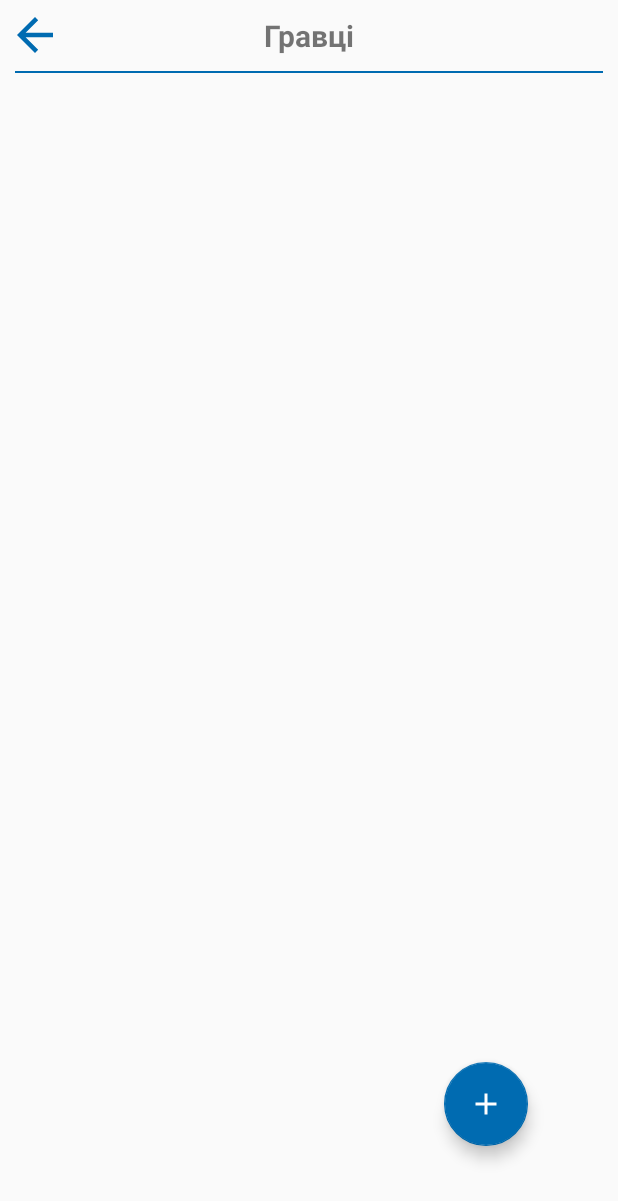
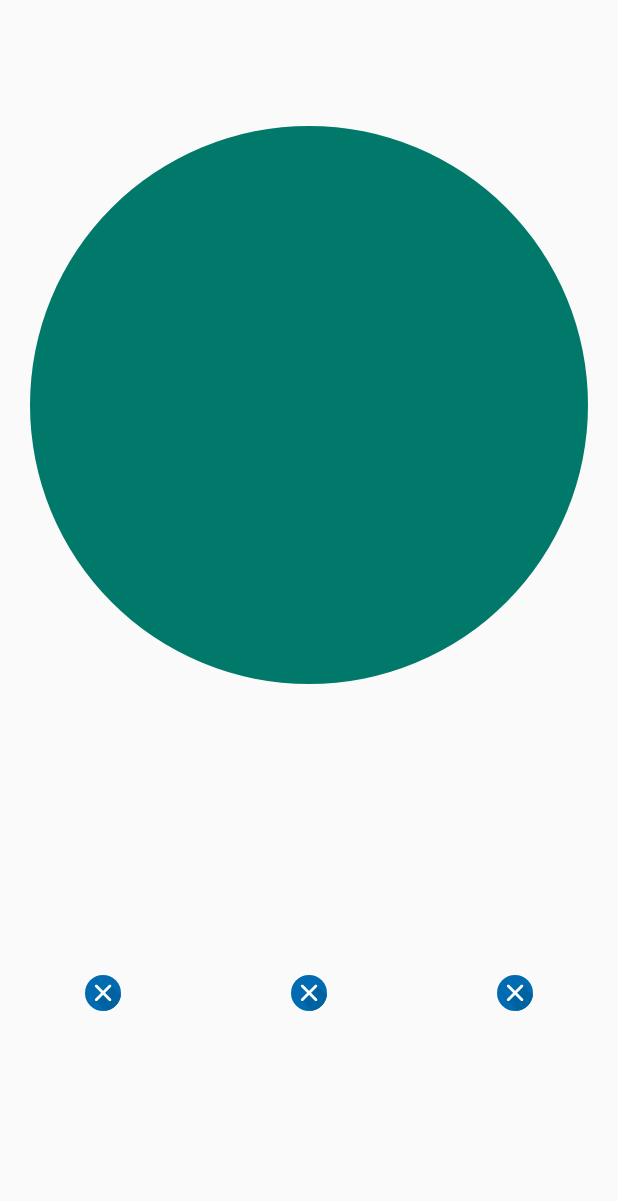
Before and after one commit to SashaCube/truethordare, an Android app: the screen it shows after launch (EditPlayersActivity before the commit, MainActivity after it), on a phone screen of 412 x 824 dp. Shown: the top 1201 px of the screen. Run offline under Robolectric (Android 15) with nearby library versions, the phone set to English and light mode, and no system bars.

Commit message:
add GameView | make PlayersManager singleton

```diff
--- a/app/src/main/AndroidManifest.xml
+++ b/app/src/main/AndroidManifest.xml
@@ -9,14 +9,16 @@
             android:roundIcon="@mipmap/ic_launcher_round"
             android:supportsRtl="true"
             android:theme="@style/AppTheme">
-        <activity android:name=".MainActivity">
+        <activity android:name=".MainActivity"
+                  android:screenOrientation="portrait">
             <intent-filter>
                 <action android:name="android.intent.action.MAIN"/>
 
                 <category android:name="android.intent.category.LAUNCHER"/>
             </intent-filter>
         </activity>
-        <activity android:name=".edit.EditPlayersActivity">
+        <activity android:name=".edit.EditPlayersActivity"
+                  android:screenOrientation="portrait">
         </activity>
     </application>
 
--- a/app/src/main/java/com/cubesoft/oleksandr/havryliuk/trueth_or_dare/MainActivity.kt
+++ b/app/src/main/java/com/cubesoft/oleksandr/havryliuk/trueth_or_dare/MainActivity.kt
@@ -3,14 +3,32 @@ package com.cubesoft.oleksandr.havryliuk.trueth_or_dare
 import android.content.Intent
 import android.os.Bundle
 import android.support.v7.app.AppCompatActivity
+import android.util.Log
+import android.view.View
 import com.cubesoft.oleksandr.havryliuk.trueth_or_dare.edit.EditPlayersActivity
+import com.cubesoft.oleksandr.havryliuk.trueth_or_dare.game.GameView
+import com.cubesoft.oleksandr.havryliuk.trueth_or_dare.managers.PlayersManager
+import org.jetbrains.anko.find
 
 class MainActivity : AppCompatActivity() {
+
+    lateinit var gameView: GameView
 
     override fun onCreate(savedInstanceState: Bundle?) {
         super.onCreate(savedInstanceState)
         setContentView(R.layout.activity_main)
 
-        startActivity(Intent(this, EditPlayersActivity::class.java))
+        PlayersManager(mutableListOf())
+
+        gameView = find(R.id.game_view)
     }
+
+    override fun onStart() {
+        super.onStart()
+        Log.i("main", "start")
+        gameView.setPlayers(PlayersManager.instance().getAllNames())
+
+    }
+
+    fun editPlayers(view: View) = startActivity(Intent(this, EditPlayersActivity::class.java))
 }
--- a/app/src/main/java/com/cubesoft/oleksandr/havryliuk/trueth_or_dare/edit/EditPlayersActivity.kt
+++ b/app/src/main/java/com/cubesoft/oleksandr/havryliuk/trueth_or_dare/edit/EditPlayersActivity.kt
@@ -32,7 +32,7 @@ class EditPlayersActivity : AppCompatActivity(), EditPlayersContract.IEditPlayer
         initView()
         presenter = EditPlayersPresenter(
             this, Repository(mutableListOf()),
-            PlayersManager(mutableListOf())
+            PlayersManager.instance()
         )
     }
 
--- /dev/null
+++ b/app/src/main/java/com/cubesoft/oleksandr/havryliuk/trueth_or_dare/game/GameView.kt
@@ -0,0 +1,100 @@
+package com.cubesoft.oleksandr.havryliuk.trueth_or_dare.game
+
+import android.content.Context
+import android.graphics.*
+import android.util.AttributeSet
+import android.view.View
+import com.cubesoft.oleksandr.havryliuk.trueth_or_dare.R
+
+class GameView(context: Context, attrs: AttributeSet) : View(context, attrs) {
+
+    private var players = mutableListOf<String>()
+    private val colors = listOf(
+        resources.getColor(R.color.tile),
+        resources.getColor(R.color.amber),
+        resources.getColor(R.color.indigo),
+        resources.getColor(R.color.pink),
+        resources.getColor(R.color.purple),
+        resources.getColor(R.color.brown),
+        resources.getColor(R.color.orange),
+        resources.getColor(R.color.gray),
+        resources.getColor(R.color.cyan),
+        resources.getColor(R.color.red)
+    )
+
+    override fun onDraw(canvas: Canvas) {
+
+        val x = width.toFloat() / 2
+        val y = height.toFloat() / 2
+        val radius = if (x > y) y else x
+
+        val sweepAngel = 360.0f.div(players.size.toFloat())
+        var startAngel = 0f
+
+        if (players.isEmpty())
+            players.add("")
+
+        for ((i, name) in players.withIndex()) {
+            drawSector(
+                canvas,
+                x, y,
+                radius,
+                startAngel, sweepAngel,
+                colors[i]
+            )
+
+            drawText(
+                canvas,
+                x, y,
+                startAngel + sweepAngel / 2f,
+                name
+            )
+
+            startAngel += sweepAngel
+        }
+
+    }
+
+    private fun drawSector(
+        canvas: Canvas, x: Float, y: Float, radius: Float,
+        startAngel: Float, sweepAngle: Float, color: Int
+    ) {
+        val path = Path()
+        path.addCircle(x, y, radius, Path.Direction.CW)
+
+        val paint = Paint()
+        paint.color = color
+        paint.strokeWidth = 5f
+        paint.style = Paint.Style.FILL
+
+        val oval = RectF()
+
+        oval.set(
+            x - radius,
+            y - radius,
+            x + radius,
+            y + radius
+        )
+        canvas.drawArc(oval, startAngel, sweepAngle, true, paint)
+    }
+
+    private fun drawText(
+        canvas: Canvas, x: Float, y: Float, angel: Float, text: String
+    ) {
+        val paint = Paint()
+        paint.isAntiAlias = true
+        paint.style = Paint.Style.FILL
+        paint.textSize = 40f
+        paint.color = Color.WHITE
+        paint.strokeWidth = 3f
+
+        canvas.save()
+        canvas.rotate(angel, x, y)
+        canvas.drawText(text, x + 200f, y, paint)
+        canvas.restore()
+    }
+
+    fun setPlayers(players: List<String>) {
+        this.players = players as MutableList<String>
+    }
+}
--- a/app/src/main/java/com/cubesoft/oleksandr/havryliuk/trueth_or_dare/managers/PlayersManager.kt
+++ b/app/src/main/java/com/cubesoft/oleksandr/havryliuk/trueth_or_dare/managers/PlayersManager.kt
@@ -4,8 +4,17 @@ import com.cubesoft.oleksandr.havryliuk.trueth_or_dare.storage.model.Player
 import java.util.*
 
 class PlayersManager(
-    var players: MutableList<Player>
+    var players: MutableList<Player> = mutableListOf()
 ) {
+    companion object {
+        private var instance: PlayersManager? = null
+        fun instance() = instance!!
+    }
+
+    init {
+        instance = this
+    }
+
     fun add(player: Player) {
         players.add(player)
     }
@@ -41,6 +50,15 @@ class PlayersManager(
         return players
     }
 
+    fun getAllNames(): List<String> {
+        var list = mutableListOf<String>()
+        for (p in players) {
+            list.add(p.name)
+        }
+
+        return list
+    }
+
     private fun getPlayerByName(name: String): Player? {
         for (player in players)
             if (player.name == name) return player
--- a/app/src/main/res/layout/activity_main.xml
+++ b/app/src/main/res/layout/activity_main.xml
@@ -1,19 +1,61 @@
 <?xml version="1.0" encoding="utf-8"?>
-<android.support.constraint.ConstraintLayout
+<LinearLayout
         xmlns:android="http://schemas.android.com/apk/res/android"
         xmlns:tools="http://schemas.android.com/tools"
         xmlns:app="http://schemas.android.com/apk/res-auto"
         android:layout_width="match_parent"
         android:layout_height="match_parent"
-        tools:context=".MainActivity">
+        tools:context=".MainActivity"
+        android:orientation="vertical">
 
-    <TextView
-            android:layout_width="wrap_content"
+    <RelativeLayout
+            android:layout_margin="20dp"
+            android:layout_width="match_parent"
+            android:layout_height="wrap_content">
+
+        <com.cubesoft.oleksandr.havryliuk.trueth_or_dare.game.GameView
+                android:id="@+id/game_view"
+                android:layout_width="match_parent"
+                android:layout_height="500dp"
+        />
+
+    </RelativeLayout>
+
+    <LinearLayout
+            android:layout_marginTop="100dp"
+            android:layout_width="match_parent"
             android:layout_height="wrap_content"
-            android:text="Hello World!"
-            app:layout_constraintBottom_toBottomOf="parent"
-            app:layout_constraintLeft_toLeftOf="parent"
-            app:layout_constraintRight_toRightOf="parent"
-            app:layout_constraintTop_toTopOf="parent"/>
+            android:orientation="horizontal">
 
-</android.support.constraint.ConstraintLayout>
+        <ImageView
+                android:layout_weight="7"
+                android:id="@+id/edit_player_button"
+                android:layout_width="wrap_content"
+                android:layout_height="wrap_content"
+                android:src="@drawable/ic_x_button"
+                android:onClick="editPlayers"
+                android:clickable="true"
+                android:padding="@dimen/default_dimen"
+        />
+
+        <ImageView
+                android:layout_weight="7"
+                android:id="@+id/info_button"
+                android:layout_width="wrap_content"
+                android:layout_height="wrap_content"
+                android:src="@drawable/ic_x_button"
+                android:padding="@dimen/default_dimen"
+        />
+
+        <ImageView
+                android:layout_weight="7"
+                android:id="@+id/exit_button"
+                android:layout_width="wrap_content"
+                android:layout_height="wrap_content"
+                android:src="@drawable/ic_x_button"
+                android:padding="@dimen/default_dimen"
+        />
+
+    </LinearLayout>
+
+</LinearLayout>
--- a/app/src/main/res/values/colors.xml
+++ b/app/src/main/res/values/colors.xml
@@ -1,8 +1,22 @@
 <?xml version="1.0" encoding="utf-8"?>
 <resources>
-    <color name="colorPrimary">#008577</color>
-    <color name="colorPrimaryDark">#00574B</color>
+    <color name="colorPrimary">#D2006BB1</color>
+    <color name="colorPrimaryDark">#44ADF3</color>
     <color name="colorAccent">#006BB1</color>
     <color name="black">#000</color>
     <color name="white">#fff</color>
+
+
+    <!--colors for GameView-->
+    <color name="tile">#00796b</color>
+    <color name="amber">#FFA000</color>
+    <color name="indigo">#303f9f</color>
+    <color name="pink">#c2185b</color>
+    <color name="purple">#7b1fa2</color>
+    <color name="brown">#5d4037</color>
+    <color name="orange">#e64a19</color>
+    <color name="gray">#455a64</color>
+    <color name="cyan">#0097a7</color>
+    <color name="red">#d32f2f</color>
+
 </resources>
--- a/app/src/main/res/values/strings.xml
+++ b/app/src/main/res/values/strings.xml
@@ -8,7 +8,7 @@
     <string name="add_player_submit_label">Додати</string>
     <string name="delete_player_cancel_label">Скасувати</string>
     <string name="delete_player_submit_label">Видалити</string>
-    <string name="max_amount_of_player">Max amount of  players 10</string>
+    <string name="max_amount_of_player">Максимальна кількість гравців 10</string>
     <string name="default_player_name">Гравець</string>
 
 
```
